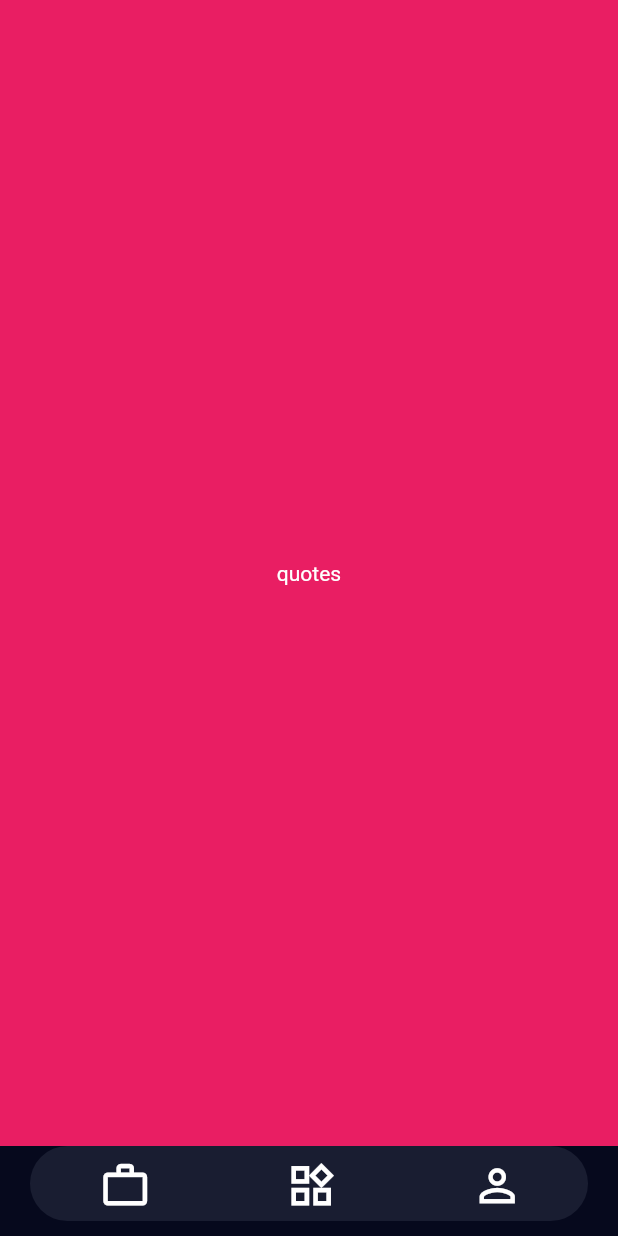
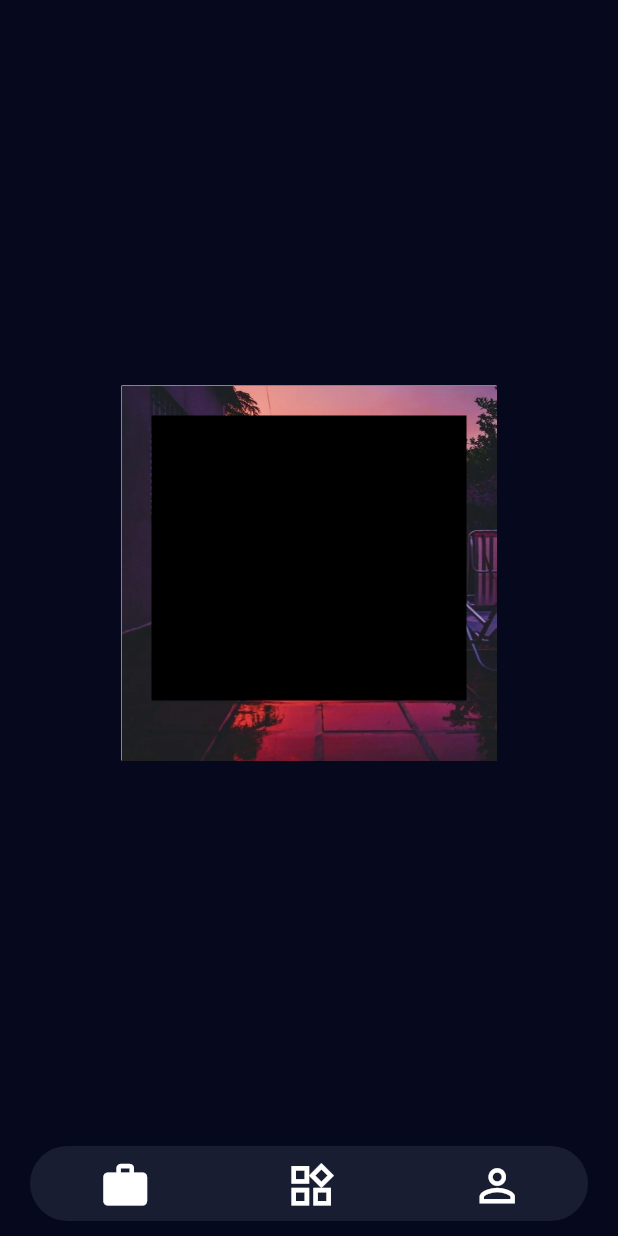
Before and after one commit to aakzsh/flaneur, a Flutter app: the screen it shows after launch, item 3 of the bottom bar chosen, after a tap on the "work outline" icon, on a phone screen of 412 x 824 dp. Run offline on Flutter 3.47's test engine with Material 2 defaults, Android fonts, the phone set to English and light mode, and no system bars.

Commit message:
add components on quotes screen

```diff
--- a/lib/screens/home.dart
+++ b/lib/screens/home.dart
@@ -42,7 +42,7 @@ class _HomeState extends State<Home> {
                       pageIndex = 0;
                     });
                   },
-                  icon: pageIndex == 1
+                  icon: pageIndex == 0
                       ? const Icon(
                           Icons.work_rounded,
                           color: Colors.white,
@@ -61,7 +61,7 @@ class _HomeState extends State<Home> {
                       pageIndex = 1;
                     });
                   },
-                  icon: pageIndex == 2
+                  icon: pageIndex == 1
                       ? const Icon(
                           Icons.widgets_rounded,
                           color: Colors.white,
@@ -80,7 +80,7 @@ class _HomeState extends State<Home> {
                       pageIndex = 2;
                     });
                   },
-                  icon: pageIndex == 3
+                  icon: pageIndex == 2
                       ? const Icon(
                           Icons.person,
                           color: Colors.white,
--- a/lib/screens/quote.dart
+++ b/lib/screens/quote.dart
@@ -1,3 +1,4 @@
+import 'package:flaneur/constants/colors.dart';
 import 'package:flutter/material.dart';
 
 class Quote extends StatefulWidget {
@@ -10,9 +11,34 @@ class Quote extends StatefulWidget {
 class _QuoteState extends State<Quote> {
   @override
   Widget build(BuildContext context) {
+    double w = MediaQuery.of(context).size.width;
+    double h = MediaQuery.of(context).size.height;
     return Scaffold(
-      backgroundColor: Colors.pink,
-      body: Center(child: Text("quotes")),
+      backgroundColor: AppColors().bgclr,
+      body: Center(
+          child: Container(
+        width: w - 60,
+        child: Center(
+            child: Container(
+          height: 250,
+          width: 250,
+          decoration: BoxDecoration(
+              color: Colors.white,
+              image: DecorationImage(
+                  image: AssetImage('assets/aes.png'), fit: BoxFit.cover)),
+          child: Padding(
+            padding: EdgeInsets.only(
+              left: 20,
+              right: 20,
+              top: 20,
+              bottom: 40,
+            ),
+            child: Container(
+              color: Colors.black,
+            ),
+          ),
+        )),
+      )),
     );
   }
 }
--- a/pubspec.yaml
+++ b/pubspec.yaml
@@ -58,8 +58,8 @@ flutter:
   uses-material-design: true
 
   # To add assets to your application, add an assets section, like this:
-  # assets:
-  #   - images/a_dot_burr.jpeg
+  assets:
+    - assets/
   #   - images/a_dot_ham.jpeg
 
   # An image asset can refer to one or more resolution-specific "variants", see
```
Also changed, not shown: assets/aes.png (added), assets/home.png (added), assets/menu.png (added), assets/user.png (added).
